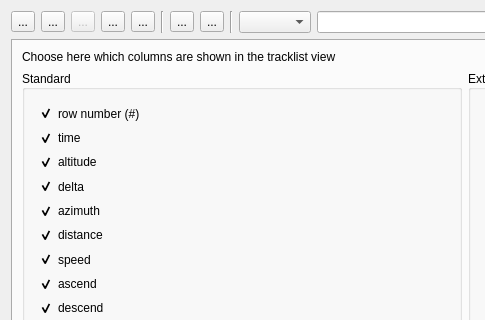
This is src/ITrackEditWidget.ui in ntruchsess/QLandkarteGT as Qt 5 draws it before an edit; both pictures show x 0 to 485 and y 0 to 320 of the 642 by 421 pixel window. The edited form follows.
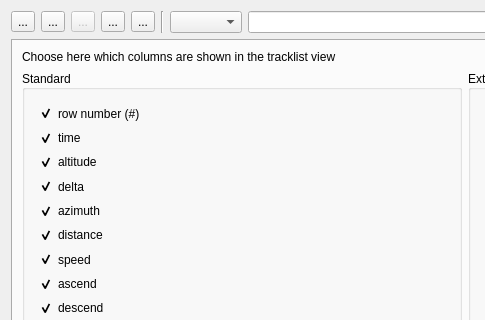
This is the edited form. The open tabs and pages were chosen to show the change. Icons and pictures are not drawn. Custom widgets are drawn as their Qt base class.

The edit to the form file:
```diff
--- a/src/ITrackEditWidget.ui
+++ b/src/ITrackEditWidget.ui
@@ -127,33 +127,6 @@
        </property>
       </widget>
      </item>
-     <item>
-      <widget class="QToolButton" name="toolReset">
-       <property name="toolTip">
-        <string>Reset all changes (hidden track points and filters)</string>
-       </property>
-       <property name="text">
-        <string>...</string>
-       </property>
-      </widget>
-     </item>
-     <item>
-      <widget class="QToolButton" name="toolDelete">
-       <property name="toolTip">
-        <string>Remove hidden track points permanently.</string>
-       </property>
-       <property name="text">
-        <string>...</string>
-       </property>
-      </widget>
-     </item>
-     <item>
-      <widget class="Line" name="line_2">
-       <property name="orientation">
-        <enum>Qt::Vertical</enum>
-       </property>
-      </widget>
-     </item>
      <item>
       <widget class="QComboBox" name="comboColor"/>
      </item>
```
Left out of the diff: 4 changed lines with no effect on the pictures.
